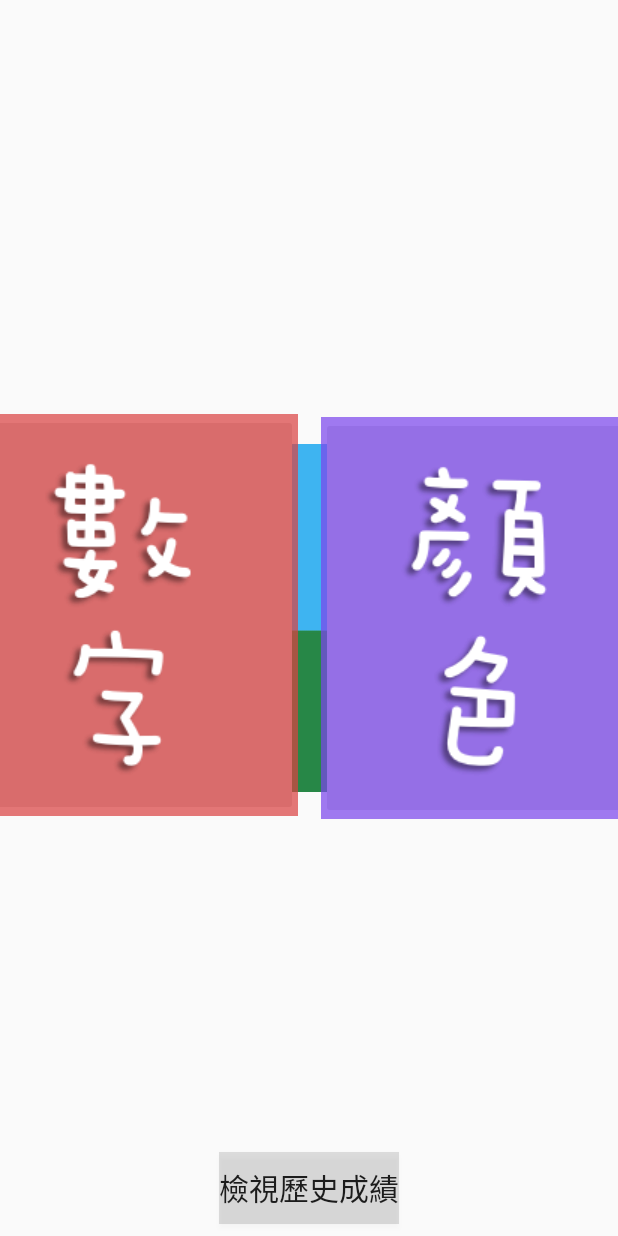
After one commit to Vicki1019/ExamGame, an Android app: the layout activity_choose_page.xml on its own in the app's theme, with its tools: preview values and no code run, on a phone screen of 412 x 824 dp. The commit adds this screen. Run offline under Robolectric (Android 15) with nearby library versions, the phone set to English and light mode, and no system bars.

Commit message:
ChoosePage

```diff
--- a/app/build.gradle
+++ b/app/build.gradle
@@ -29,4 +29,5 @@ dependencies {
     testImplementation 'junit:junit:4.12'
     androidTestImplementation 'androidx.test.ext:junit:1.1.1'
     androidTestImplementation 'androidx.test.espresso:espresso-core:3.2.0'
+    implementation 'com.google.android.material:material:1.1.0'
 }
--- a/app/src/main/AndroidManifest.xml
+++ b/app/src/main/AndroidManifest.xml
@@ -9,6 +9,7 @@
         android:roundIcon="@mipmap/ic_launcher_round"
         android:supportsRtl="true"
         android:theme="@style/AppTheme">
+        <activity android:name=".ChoosePage"></activity>
         <activity android:name=".MainActivity">
             <intent-filter>
                 <action android:name="android.intent.action.MAIN" />
--- /dev/null
+++ b/app/src/main/java/tw/edu/pu/s1071930/examgame/ChoosePage.java
@@ -0,0 +1,24 @@
+package tw.edu.pu.s1071930.examgame;
+
+import androidx.appcompat.app.AppCompatActivity;
+
+import android.content.pm.ActivityInfo;
+import android.os.Bundle;
+import android.view.View;
+
+public class ChoosePage extends AppCompatActivity {
+
+    @Override
+    protected void onCreate(Bundle savedInstanceState) {
+        super.onCreate(savedInstanceState);
+        setContentView(R.layout.activity_choose_page);
+        View decorView = getWindow().getDecorView();
+        decorView.setSystemUiVisibility(View.SYSTEM_UI_FLAG_LAYOUT_STABLE
+                | View.SYSTEM_UI_FLAG_LAYOUT_HIDE_NAVIGATION
+                | View.SYSTEM_UI_FLAG_LAYOUT_FULLSCREEN
+                | View.SYSTEM_UI_FLAG_HIDE_NAVIGATION
+                | View.SYSTEM_UI_FLAG_FULLSCREEN
+                | View.SYSTEM_UI_FLAG_IMMERSIVE_STICKY);
+        setRequestedOrientation(ActivityInfo.SCREEN_ORIENTATION_LANDSCAPE);
+    }
+}
--- a/app/src/main/java/tw/edu/pu/s1071930/examgame/MainActivity.java
+++ b/app/src/main/java/tw/edu/pu/s1071930/examgame/MainActivity.java
@@ -5,6 +5,7 @@ import androidx.appcompat.app.AppCompatActivity;
 
 import android.app.Fragment;
 import android.app.Notification;
+import android.content.Intent;
 import android.content.pm.ActivityInfo;
 import android.os.Bundle;
 import android.view.View;
@@ -80,7 +81,10 @@ public class MainActivity extends AppCompatActivity {
 
                             boolean emailVerified = user.isEmailVerified();
                             if (emailVerified) {
-                                Toast.makeText(MainActivity.this, "登入成功, uid=" + uid , Toast.LENGTH_SHORT).show();
+                                Toast.makeText(MainActivity.this, "登入成功" , Toast.LENGTH_SHORT).show();
+                                Intent it = new Intent(MainActivity.this, ChoosePage.class);
+                                startActivity(it);
+                                finish();
                             }
                             else{
                                 Toast.makeText(MainActivity.this, "您的電子郵件信箱尚未通過認證" , Toast.LENGTH_SHORT).show();
--- /dev/null
+++ b/app/src/main/res/layout/activity_choose_page.xml
@@ -0,0 +1,63 @@
+<?xml version="1.0" encoding="utf-8"?>
+<androidx.constraintlayout.widget.ConstraintLayout xmlns:android="http://schemas.android.com/apk/res/android"
+    xmlns:app="http://schemas.android.com/apk/res-auto"
+    xmlns:tools="http://schemas.android.com/tools"
+    android:layout_width="match_parent"
+    android:layout_height="match_parent"
+    tools:context=".ChoosePage">
+
+    <ImageView
+        android:id="@+id/choosebg"
+        android:layout_width="wrap_content"
+        android:layout_height="wrap_content"
+        app:layout_constraintBottom_toBottomOf="parent"
+        app:layout_constraintEnd_toEndOf="parent"
+        app:layout_constraintHorizontal_bias="0.0"
+        app:layout_constraintStart_toStartOf="parent"
+        app:layout_constraintTop_toTopOf="parent"
+        app:layout_constraintVertical_bias="0.0"
+        app:srcCompat="@drawable/background" />
+
+    <ImageButton
+        android:id="@+id/num"
+        android:layout_width="224dp"
+        android:layout_height="268dp"
+        android:layout_marginEnd="8dp"
+        android:layout_marginRight="8dp"
+        app:layout_constraintBottom_toBottomOf="parent"
+        app:layout_constraintEnd_toStartOf="@+id/guideline3"
+        app:layout_constraintTop_toTopOf="parent"
+        app:layout_constraintVertical_bias="0.496"
+        app:srcCompat="@drawable/gamenumber" />
+
+    <androidx.constraintlayout.widget.Guideline
+        android:id="@+id/guideline3"
+        android:layout_width="wrap_content"
+        android:layout_height="wrap_content"
+        android:orientation="vertical"
+        app:layout_constraintGuide_percent="0.5" />
+
+    <ImageButton
+        android:id="@+id/imageButton3"
+        android:layout_width="224dp"
+        android:layout_height="268dp"
+        android:layout_marginStart="8dp"
+        android:layout_marginLeft="8dp"
+        app:layout_constraintBottom_toBottomOf="parent"
+        app:layout_constraintStart_toStartOf="@+id/guideline3"
+        app:layout_constraintTop_toTopOf="parent"
+        app:srcCompat="@drawable/gamecolor" />
+
+    <Button
+        android:id="@+id/checkhbtn"
+        android:layout_width="wrap_content"
+        android:layout_height="wrap_content"
+        android:layout_marginBottom="8dp"
+        android:background="@color/common_google_signin_btn_text_dark_disabled"
+        android:text="檢視歷史成績"
+        android:textSize="20dp"
+        app:layout_constraintBottom_toBottomOf="@+id/choosebg"
+        app:layout_constraintEnd_toEndOf="parent"
+        app:layout_constraintStart_toStartOf="parent" />
+
+</androidx.constraintlayout.widget.ConstraintLayout>
--- a/app/src/main/res/layout/activity_main.xml
+++ b/app/src/main/res/layout/activity_main.xml
@@ -25,7 +25,7 @@
         android:ems="10"
         android:hint="請輸入email帳號"
         android:inputType="textPersonName"
-        android:text=""
+        android:text="s1071930@gm.pu.edu.tw"
         app:layout_constraintBottom_toTopOf="@+id/edtPwd"
         app:layout_constraintStart_toStartOf="@+id/guideline" />
 
@@ -36,7 +36,7 @@
         android:layout_marginBottom="24dp"
         android:ems="10"
         android:inputType="textPassword"
-        android:text=""
+        android:text="123456"
         app:layout_constraintBottom_toTopOf="@+id/guideline2"
         app:layout_constraintStart_toStartOf="@+id/guideline" />
 
```
